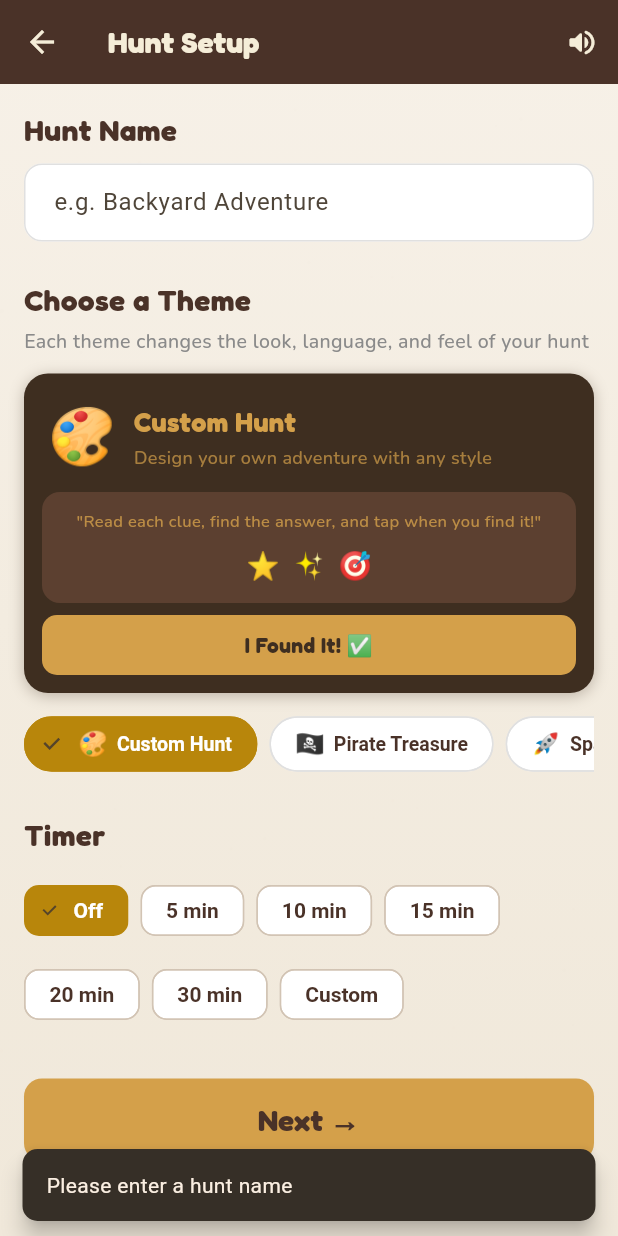
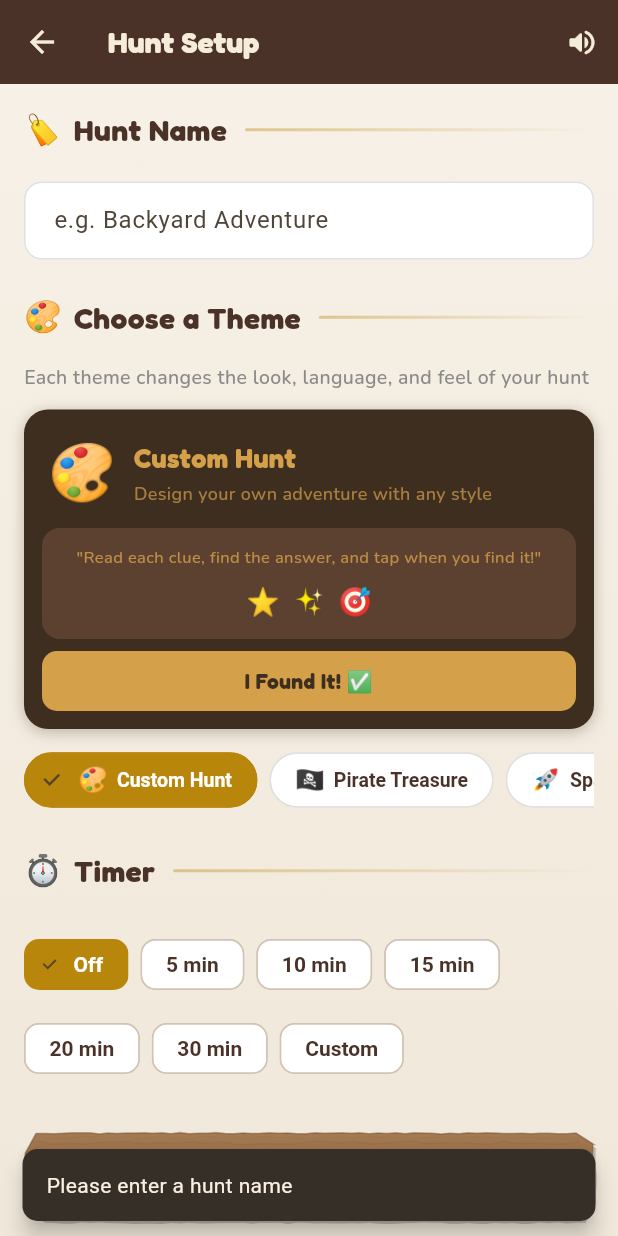
Before and after one commit to saturn1888/saturn1888, a Flutter app: the HuntSetupScreen screen opened by its route, after a tap on "Next →", on a phone screen of 412 x 824 dp. Run offline on Flutter 3.47's test engine with Material 3 defaults, Android fonts, the phone set to English and light mode, and no system bars; our stand-ins replace audioplayers, cloud_firestore, confetti, firebase_core, firebase_storage, google_fonts and 5 more; missing offline and left inert: mobile_scanner; accounts and stored records are empty.

Commit message:
Apply treasure hunt styling consistently across all screens
New reusable adventure widgets (adventure_widgets.dart):
- WoodButton: wooden plank button with grain, shadow, and golden text
  Used for all primary actions across every screen
- ParchmentCard: aged paper-styled card container with subtle border
- AdventureHeader: section headers with emoji and decorative gold line

Screens updated with adventure styling:
- Hunt Setup: WoodButton for Next, AdventureHeaders for sections
- Treasure Items: WoodButton for Next/Skip, AdventureHeader
- Review: WoodButton for Start/Share/Save, AdventureHeaders
- Quick Play: AdventureHeader for hunt list
- Join Hunt: WoodButton for Find Hunt and Join Hunt
- Share Hunt: WoodButton for Done

All screens now share the same visual language as the home screen:
warm wooden buttons, parchment backgrounds, and decorative headers.

https://claude.ai/code/session_017Aw2r6LuaKG11VTUwd3Kn5

```diff
--- a/lib/screens/hunt_setup_screen.dart
+++ b/lib/screens/hunt_setup_screen.dart
@@ -4,6 +4,7 @@ import '../models/hunt_theme.dart';
 import '../theme/app_theme.dart';
 import '../widgets/parchment_background.dart';
 import '../widgets/mute_button.dart';
+import '../widgets/adventure_widgets.dart';
 
 class HuntSetupScreen extends StatefulWidget {
   const HuntSetupScreen({super.key});
@@ -38,7 +39,7 @@ class _HuntSetupScreenState extends State<HuntSetupScreen> {
         child: Column(
           crossAxisAlignment: CrossAxisAlignment.start,
           children: [
-            Text('Hunt Name', style: AppTheme.heading(size: 20)),
+            AdventureHeader(title: 'Hunt Name', emoji: '🏷️'),
             const SizedBox(height: 8),
             TextField(
               controller: _nameController,
@@ -50,7 +51,7 @@ class _HuntSetupScreenState extends State<HuntSetupScreen> {
               textCapitalization: TextCapitalization.words,
             ),
             const SizedBox(height: 24),
-            Text('Choose a Theme', style: AppTheme.heading(size: 20)),
+            AdventureHeader(title: 'Choose a Theme', emoji: '🎨'),
             const SizedBox(height: 4),
             Text(
               'Each theme changes the look, language, and feel of your hunt',
@@ -111,7 +112,7 @@ class _HuntSetupScreenState extends State<HuntSetupScreen> {
 
 
             const SizedBox(height: 24),
-            Text('Timer', style: AppTheme.heading(size: 20)),
+            AdventureHeader(title: 'Timer', emoji: '⏱️'),
             const SizedBox(height: 12),
             Wrap(
               spacing: 8,
@@ -178,9 +179,9 @@ class _HuntSetupScreenState extends State<HuntSetupScreen> {
               ),
             ],
             const SizedBox(height: 32),
-            SizedBox(
-              width: double.infinity,
-              child: ElevatedButton(
+            WoodButton(
+              label: 'Next →',
+              icon: Icons.arrow_forward,
               onPressed: () {
                 final name = _nameController.text.trim();
                 if (name.isEmpty) {
@@ -202,14 +203,6 @@ class _HuntSetupScreenState extends State<HuntSetupScreen> {
                   },
                 );
               },
-                style: ElevatedButton.styleFrom(
-                  backgroundColor: AppTheme.gold,
-                  foregroundColor: AppTheme.warmBrown,
-                ),
-                child: Text('Next →',
-                    style: AppTheme.heading(
-                        size: 20, color: AppTheme.warmBrown)),
-              ),
             ),
             const SizedBox(height: 16),
           ],
--- a/lib/screens/quick_play_screen.dart
+++ b/lib/screens/quick_play_screen.dart
@@ -5,6 +5,7 @@ import '../models/hunt_theme.dart';
 import '../theme/app_theme.dart';
 import '../widgets/parchment_background.dart';
 import '../widgets/mute_button.dart';
+import '../widgets/adventure_widgets.dart';
 
 class QuickPlayScreen extends StatelessWidget {
   const QuickPlayScreen({super.key});
@@ -26,8 +27,7 @@ class QuickPlayScreen extends StatelessWidget {
               padding: const EdgeInsets.all(16),
               child: Column(
                 children: [
-                  Text('Ready-to-Play Hunts',
-                      style: AppTheme.heading(size: 22)),
+                  AdventureHeader(title: 'Ready-to-Play Hunts', emoji: '🗺️'),
                   const SizedBox(height: 4),
                   Text(
                     'No setup needed! Just pick a hunt and start playing.\nSolve the riddles to find everyday objects.',
--- /dev/null
+++ b/lib/widgets/adventure_widgets.dart
@@ -0,0 +1,241 @@
+import 'dart:math';
+import 'package:flutter/material.dart';
+import '../theme/app_theme.dart';
+
+/// A primary button styled like a wooden plank — used for main actions across all screens
+class WoodButton extends StatelessWidget {
+  final String label;
+  final VoidCallback? onPressed;
+  final IconData? icon;
+  final Color? color;
+
+  const WoodButton({
+    super.key,
+    required this.label,
+    required this.onPressed,
+    this.icon,
+    this.color,
+  });
+
+  @override
+  Widget build(BuildContext context) {
+    final baseColor = color ?? const Color(0xFF9A6B40);
+    return GestureDetector(
+      onTap: onPressed,
+      child: Opacity(
+        opacity: onPressed == null ? 0.5 : 1.0,
+        child: CustomPaint(
+          painter: _WoodButtonPainter(baseColor: baseColor),
+          child: Container(
+            width: double.infinity,
+            padding: const EdgeInsets.symmetric(vertical: 16, horizontal: 20),
+            alignment: Alignment.center,
+            child: Row(
+              mainAxisAlignment: MainAxisAlignment.center,
+              mainAxisSize: MainAxisSize.min,
+              children: [
+                if (icon != null) ...[
+                  Icon(icon, color: const Color(0xFFFFE0A0), size: 20),
+                  const SizedBox(width: 8),
+                ],
+                Text(
+                  label,
+                  style: AppTheme.heading(
+                    size: 18,
+                    color: const Color(0xFFFFE0A0),
+                  ),
+                ),
+              ],
+            ),
+          ),
+        ),
+      ),
+    );
+  }
+}
+
+class _WoodButtonPainter extends CustomPainter {
+  final Color baseColor;
+  _WoodButtonPainter({required this.baseColor});
+
+  @override
+  void paint(Canvas canvas, Size size) {
+    final rng = Random(baseColor.value);
+    final rect = Rect.fromLTWH(0, 0, size.width, size.height);
+
+    final path = Path();
+    const jag = 1.0;
+    const step = 6.0;
+    const r = 8.0;
+
+    path.moveTo(r, rng.nextDouble() * jag);
+    for (double x = r; x < size.width - r; x += step) {
+      path.lineTo(x, rng.nextDouble() * jag);
+    }
+    path.lineTo(size.width, r);
+    for (double y = r; y < size.height - r; y += step) {
+      path.lineTo(size.width - rng.nextDouble() * jag, y);
+    }
+    path.lineTo(size.width - r, size.height);
+    for (double x = size.width - r; x > r; x -= step) {
+      path.lineTo(x, size.height - rng.nextDouble() * jag);
+    }
+    path.lineTo(0, size.height - r);
+    for (double y = size.height - r; y > r; y -= step) {
+      path.lineTo(rng.nextDouble() * jag, y);
+    }
+    path.close();
+
+    // Shadow
+    canvas.drawPath(
+      path.shift(const Offset(2, 3)),
+      Paint()..color = Colors.black.withOpacity(0.2),
+    );
+
+    canvas.save();
+    canvas.clipPath(path);
+    canvas.drawRect(rect, Paint()..color = baseColor);
+
+    // Grain
+    final grain = Paint()
+      ..style = PaintingStyle.stroke
+      ..strokeCap = StrokeCap.round;
+    for (int i = 0; i < 12; i++) {
+      final y = rng.nextDouble() * size.height;
+      final p = Path()..moveTo(0, y);
+      for (double x = 0; x < size.width; x += 10) {
+        p.lineTo(x, y + (rng.nextDouble() - 0.5) * 2);
+      }
+      grain
+        ..color = (rng.nextBool()
+                ? const Color(0xFF5C3A1E)
+                : const Color(0xFFC09560))
+            .withOpacity(0.06 + rng.nextDouble() * 0.06)
+        ..strokeWidth = 0.4 + rng.nextDouble() * 0.8;
+      canvas.drawPath(p, grain);
+    }
+
+    // Top highlight
+    canvas.drawRect(
+      Rect.fromLTWH(0, 0, size.width, size.height * 0.4),
+      Paint()
+        ..shader = LinearGradient(
+          begin: Alignment.topCenter,
+          end: Alignment.bottomCenter,
+          colors: [Colors.white.withOpacity(0.1), Colors.transparent],
+        ).createShader(rect),
+    );
+
+    // Bottom shadow
+    canvas.drawRect(
+      Rect.fromLTWH(0, size.height * 0.7, size.width, size.height * 0.3),
+      Paint()
+        ..shader = LinearGradient(
+          begin: Alignment.topCenter,
+          end: Alignment.bottomCenter,
+          colors: [Colors.transparent, Colors.black.withOpacity(0.1)],
+        ).createShader(rect),
+    );
+
+    canvas.restore();
+
+    // Outline
+    canvas.drawPath(
+      path,
+      Paint()
+        ..color = const Color(0xFF5C3A1E).withOpacity(0.4)
+        ..style = PaintingStyle.stroke
+        ..strokeWidth = 1.0,
+    );
+  }
+
+  @override
+  bool shouldRepaint(covariant CustomPainter oldDelegate) => false;
+}
+
+/// A card styled like aged parchment paper
+class ParchmentCard extends StatelessWidget {
+  final Widget child;
+  final EdgeInsets? padding;
+  final EdgeInsets? margin;
+  final Color? color;
+
+  const ParchmentCard({
+    super.key,
+    required this.child,
+    this.padding,
+    this.margin,
+    this.color,
+  });
+
+  @override
+  Widget build(BuildContext context) {
+    return Container(
+      margin: margin ?? const EdgeInsets.symmetric(horizontal: 16, vertical: 6),
+      decoration: BoxDecoration(
+        color: color ?? const Color(0xFFF8F2E8),
+        borderRadius: BorderRadius.circular(12),
+        border: Border.all(
+          color: const Color(0xFFD4C4A8).withOpacity(0.6),
+        ),
+        boxShadow: [
+          BoxShadow(
+            color: Colors.brown.withOpacity(0.08),
+            blurRadius: 4,
+            offset: const Offset(0, 2),
+          ),
+        ],
+      ),
+      child: ClipRRect(
+        borderRadius: BorderRadius.circular(12),
+        child: Padding(
+          padding: padding ?? const EdgeInsets.all(12),
+          child: child,
+        ),
+      ),
+    );
+  }
+}
+
+/// Section header with decorative line
+class AdventureHeader extends StatelessWidget {
+  final String title;
+  final String? emoji;
+
+  const AdventureHeader({
+    super.key,
+    required this.title,
+    this.emoji,
+  });
+
+  @override
+  Widget build(BuildContext context) {
+    return Padding(
+      padding: const EdgeInsets.only(bottom: 12),
+      child: Row(
+        children: [
+          if (emoji != null) ...[
+            Text(emoji!, style: const TextStyle(fontSize: 20)),
+            const SizedBox(width: 8),
+          ],
+          Text(title, style: AppTheme.heading(size: 20)),
+          const SizedBox(width: 12),
+          Expanded(
+            child: Container(
+              height: 2,
+              decoration: BoxDecoration(
+                gradient: LinearGradient(
+                  colors: [
+                    AppTheme.darkGold.withOpacity(0.4),
+                    AppTheme.darkGold.withOpacity(0.0),
+                  ],
+                ),
+                borderRadius: BorderRadius.circular(1),
+              ),
+            ),
+          ),
+        ],
+      ),
+    );
+  }
+}
```
Also changed, not shown: lib/screens/join_hunt_screen.dart (+20 -31 lines), lib/screens/review_screen.dart (+14 -45 lines), lib/screens/share_hunt_screen.dart (+6 -13 lines), lib/screens/treasure_items_screen.dart (+7 -18 lines). Lines whose indentation alone changed are shown as unchanged.
